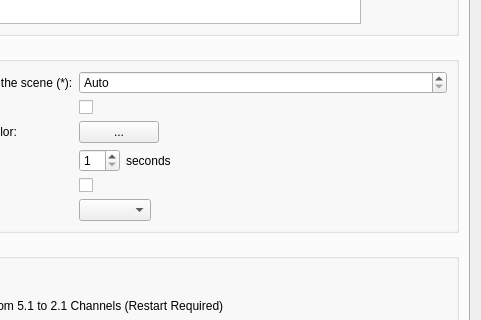
Before: the Qt Designer form client/src/ui/dialogs/preferences_dialog.ui in networkoptix/nx_open, drawn with Qt 5; both pictures show x 169 to 650 and y 228 to 548 of the 650 by 762 pixel window.
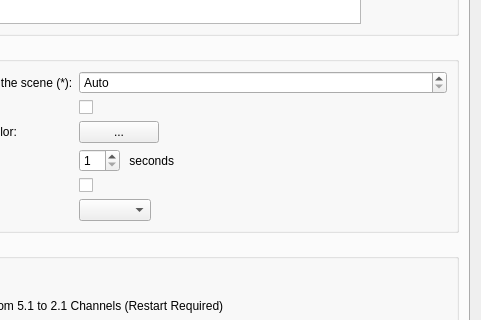
After: the same form once the commit is applied. Custom widgets are drawn as their Qt base class.

Commit message:
CLND FTW!!!111razrazraz
<==== Mercurial data ====>
Branch: master

```diff
--- a/client/src/ui/dialogs/preferences_dialog.ui
+++ b/client/src/ui/dialogs/preferences_dialog.ui
@@ -275,7 +275,7 @@
             <item>
              <widget class="QLabel" name="label_2">
               <property name="text">
-               <string>seconds</string>
+               <string> seconds</string>
               </property>
              </widget>
             </item>
```
